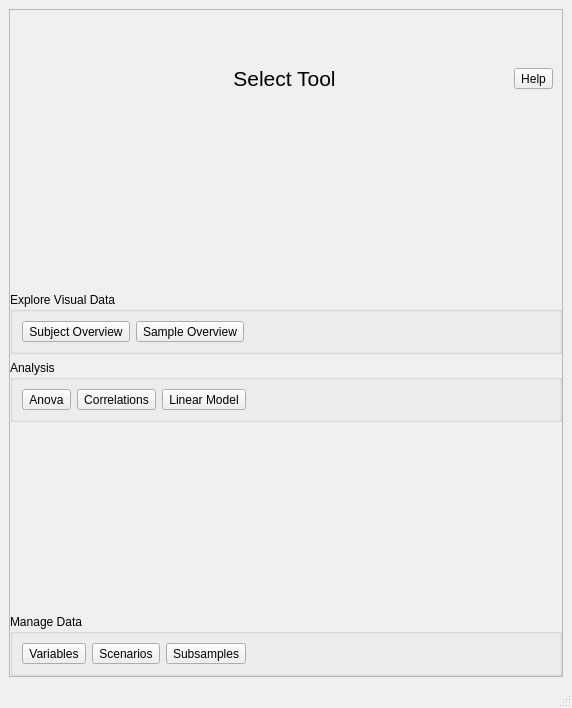
diego0020/braviz-app, file braviz/interaction/qt_guis/menu2_light.ui: the form before one commit.
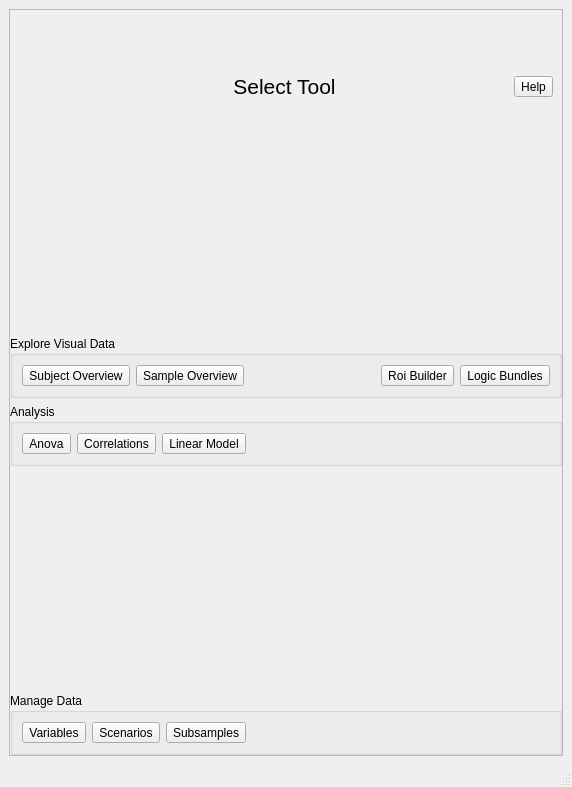
The form after the commit. Icons and pictures are not drawn.

Commit message: beta roi builder

```diff
--- a/braviz/interaction/qt_guis/menu2_light.ui
+++ b/braviz/interaction/qt_guis/menu2_light.ui
@@ -7,7 +7,7 @@
     <x>0</x>
     <y>0</y>
     <width>572</width>
-    <height>708</height>
+    <height>787</height>
    </rect>
   </property>
   <property name="sizePolicy">
@@ -247,6 +247,52 @@
             </property>
            </spacer>
           </item>
+          <item>
+           <widget class="QToolButton" name="roi_builder">
+            <property name="toolTip">
+             <string>Compare geometric structures across multiple subjects</string>
+            </property>
+            <property name="text">
+             <string>Roi Builder</string>
+            </property>
+            <property name="icon">
+             <iconset resource="resources.qrc">
+              <normaloff>:/icons/roi_builder.png</normaloff>:/icons/roi_builder.png</iconset>
+            </property>
+            <property name="iconSize">
+             <size>
+              <width>120</width>
+              <height>120</height>
+             </size>
+            </property>
+            <property name="toolButtonStyle">
+             <enum>Qt::ToolButtonTextUnderIcon</enum>
+            </property>
+           </widget>
+          </item>
+          <item>
+           <widget class="QToolButton" name="logic_bundles">
+            <property name="toolTip">
+             <string>Compare geometric structures across multiple subjects</string>
+            </property>
+            <property name="text">
+             <string>Logic Bundles</string>
+            </property>
+            <property name="icon">
+             <iconset resource="resources.qrc">
+              <normaloff>:/icons/logic.png</normaloff>:/icons/logic.png</iconset>
+            </property>
+            <property name="iconSize">
+             <size>
+              <width>120</width>
+              <height>120</height>
+             </size>
+            </property>
+            <property name="toolButtonStyle">
+             <enum>Qt::ToolButtonTextUnderIcon</enum>
+            </property>
+           </widget>
+          </item>
          </layout>
         </widget>
        </item>
```
The commit also changes 6 other files.
